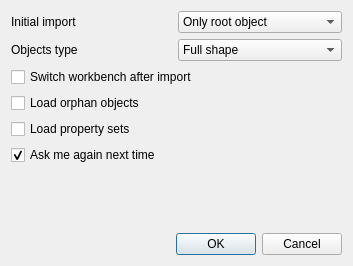
This is ui/dialogImport.ui in yorikvanhavre/FreeCAD-NativeIFC as Qt 5 draws it before an edit. The edited form follows.
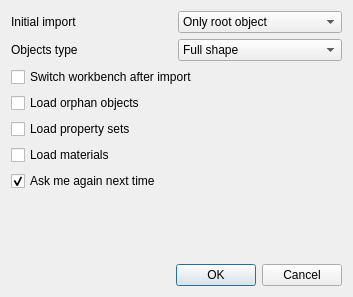
This is the edited form.

Commit message: Enable handling of materials

Patch:
```diff
--- a/ui/dialogImport.ui
+++ b/ui/dialogImport.ui
@@ -7,7 +7,7 @@
     <x>0</x>
     <y>0</y>
     <width>353</width>
-    <height>266</height>
+    <height>297</height>
    </rect>
   </property>
   <property name="windowTitle">
@@ -106,6 +106,13 @@
      </property>
     </widget>
    </item>
+   <item>
+    <widget class="QCheckBox" name="checkLoadMaterials">
+     <property name="text">
+      <string>Load materials</string>
+     </property>
+    </widget>
+   </item>
    <item>
     <widget class="QCheckBox" name="checkAskAgain">
      <property name="toolTip">
```
The commit also changes 7 other files.
